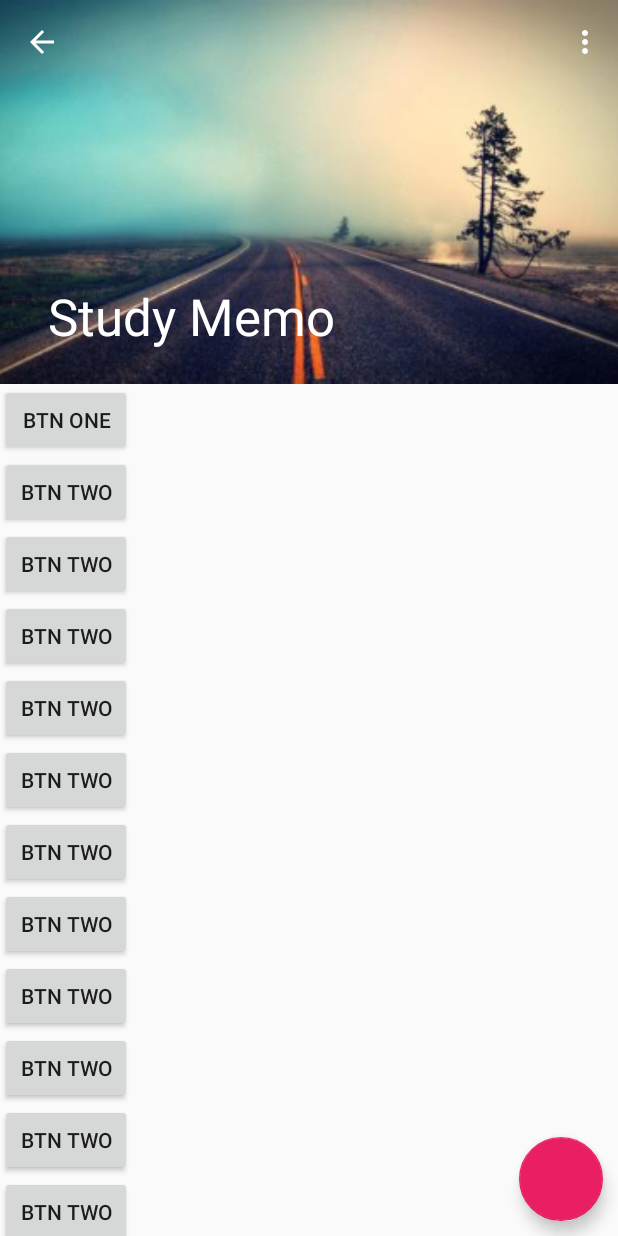
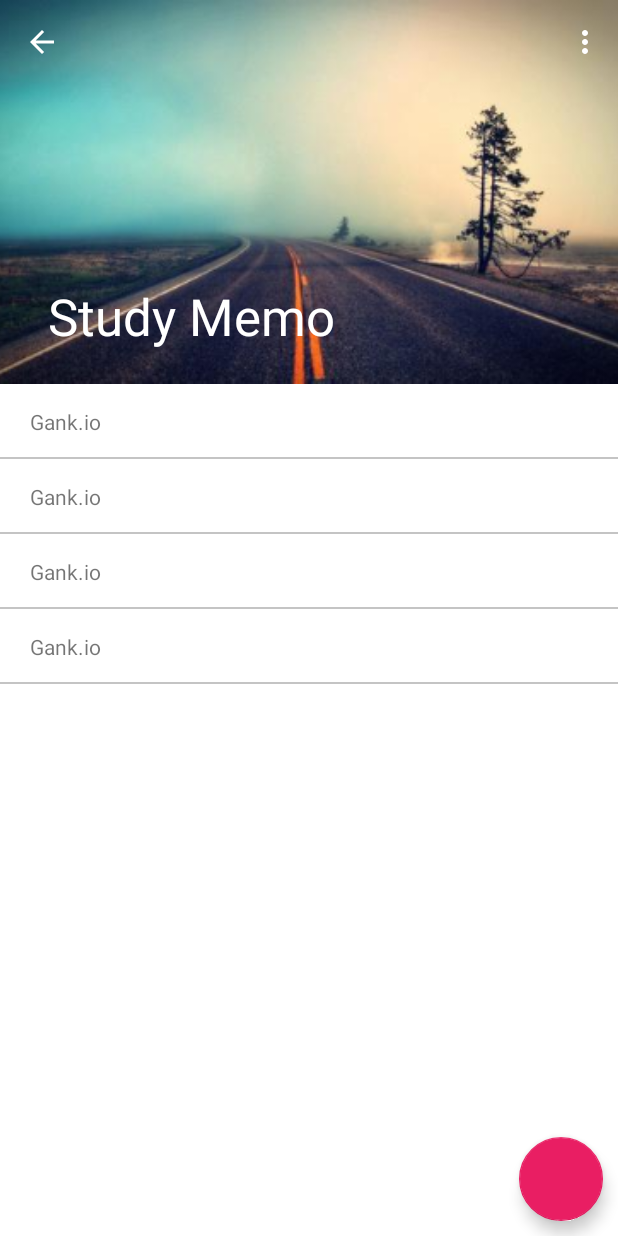
Before and after one commit to goreycn/GGAndroidStudy, an Android app: the screen it shows after launch (MainActivity), on a phone screen of 412 x 824 dp. Run offline under Robolectric (Android 15) with nearby library versions, the phone set to English and light mode, and no system bars; 1 statement that could not run was skipped.

Commit message:
添加启动图, 主页添加 菜单列表

```diff
--- a/app/src/main/AndroidManifest.xml
+++ b/app/src/main/AndroidManifest.xml
@@ -8,13 +8,17 @@
         android:label="@string/app_name"
         android:supportsRtl="true"
         android:theme="@style/AppTheme">
-        <activity android:name=".MainActivity">
+
+        <activity
+            android:name=".MainActivity"
+            android:screenOrientation="portrait"
+            android:theme="@style/Theme.Start">
             <intent-filter>
                 <action android:name="android.intent.action.MAIN" />
-
                 <category android:name="android.intent.category.LAUNCHER" />
             </intent-filter>
         </activity>
+
     </application>
 
 </manifest>
--- a/app/src/main/java/goreyjp/com/ggandroidstudy/MainActivity.kt
+++ b/app/src/main/java/goreyjp/com/ggandroidstudy/MainActivity.kt
@@ -3,8 +3,13 @@ package goreyjp.com.ggandroidstudy
 import android.os.Bundle
 import android.support.design.widget.Snackbar
 import android.support.v7.app.AppCompatActivity
-import android.view.Menu
+import android.support.v7.widget.LinearLayoutManager
+import android.support.v7.widget.RecyclerView
+import android.view.*
+import android.widget.TextView
 import kotlinx.android.synthetic.main.activity_main.*
+import org.jetbrains.anko.onClick
+import org.jetbrains.anko.toast
 
 class MainActivity : AppCompatActivity() {
 
@@ -17,11 +22,6 @@ class MainActivity : AppCompatActivity() {
         setSupportActionBar(toolbar)
 
         toolbarLayout.title = "Study Memo"
-
-        // TabLayout 标签
-//        tabLayout.addTab(tabLayout.newTab().setText("One"))
-//        tabLayout.addTab(tabLayout.newTab().setText("Two"))
-//        tabLayout.addTab(tabLayout.newTab().setText("Three"))
 
 
         // 侧滑菜单响应
@@ -37,6 +37,40 @@ class MainActivity : AppCompatActivity() {
 
         // 显示返回
         supportActionBar?.setDisplayHomeAsUpEnabled(true)
+
+
+
+        val menuArr = arrayListOf(
+                "Gank.io",
+                "Gank.io",
+                "Gank.io",
+                "Gank.io"
+                )
+
+        // 主体内容
+        listview.layoutManager = LinearLayoutManager(this)
+        listview.adapter = object: RecyclerView.Adapter<RecyclerView.ViewHolder?>() {
+            override fun onBindViewHolder(holder: RecyclerView.ViewHolder?, position: Int) {
+                val vh = holder as GGViewHolder
+                val lbTitle = vh.itemView.findViewById(R.id.textView) as TextView
+                lbTitle.text = menuArr[position]
+                vh.itemView.onClick {
+                    toast("click menu at row ${position} ")
+                }
+            }
+
+            override fun getItemCount(): Int {
+                return menuArr.count()
+            }
+
+            override fun onCreateViewHolder(parent: ViewGroup?, viewType: Int): RecyclerView.ViewHolder? {
+
+                val v = layoutInflater.inflate(R.layout.main_activity_cell, parent, false)
+                return GGViewHolder(v)
+            }
+        }
+
+        listview.adapter.notifyDataSetChanged()
 
     }
 
@@ -60,10 +94,21 @@ class MainActivity : AppCompatActivity() {
         return true
     }
 
-
     override fun onCreateOptionsMenu(menu: Menu?): Boolean {
         menuInflater.inflate(R.menu.drawer_menu, menu)
         return true
     }
 
+    override fun onOptionsItemSelected(item: MenuItem?): Boolean {
+        if (item?.itemId == android.R.id.home) {
+            activity_main.openDrawer(Gravity.START)
+        }
+
+        return super.onOptionsItemSelected(item)
+    }
+
 }
+
+class GGViewHolder(view:View):RecyclerView.ViewHolder(view) {
+
+}
--- a/app/src/main/res/layout/activity_main.xml
+++ b/app/src/main/res/layout/activity_main.xml
@@ -3,6 +3,7 @@
     xmlns:app="http://schemas.android.com/apk/res-auto"
     xmlns:tools="http://schemas.android.com/tools"
     android:id="@+id/activity_main"
+    android:background="#ffffff"
     android:layout_width="match_parent"
     android:layout_height="match_parent"
     tools:context="goreyjp.com.ggandroidstudy.MainActivity">
@@ -68,85 +69,11 @@
             app:layout_behavior="@string/appbar_scrolling_view_behavior">
 
 
-            <LinearLayout
+            <!-- 菜单体 -->
+            <android.support.v7.widget.RecyclerView
+                android:id="@+id/listview"
                 android:layout_width="match_parent"
-                android:layout_height="match_parent"
-                android:orientation="vertical">
-
-
-                <Button
-                    android:layout_width="wrap_content"
-                    android:layout_height="wrap_content"
-                    android:text="Btn One" />
-
-                <Button
-                    android:layout_width="wrap_content"
-                    android:layout_height="wrap_content"
-                    android:text="Btn Two" />
-
-                <Button
-                    android:layout_width="wrap_content"
-                    android:layout_height="wrap_content"
-                    android:text="Btn Two" />
-
-                <Button
-                    android:layout_width="wrap_content"
-                    android:layout_height="wrap_content"
-                    android:text="Btn Two" />
-
-                <Button
-                    android:layout_width="wrap_content"
-                    android:layout_height="wrap_content"
-                    android:text="Btn Two" />
-
-                <Button
-                    android:layout_width="wrap_content"
-                    android:layout_height="wrap_content"
-                    android:text="Btn Two" />
-
-                <Button
-                    android:layout_width="wrap_content"
-                    android:layout_height="wrap_content"
-                    android:text="Btn Two" />
-
-                <Button
-                    android:layout_width="wrap_content"
-                    android:layout_height="wrap_content"
-                    android:text="Btn Two" />
-
-                <Button
-                    android:layout_width="wrap_content"
-                    android:layout_height="wrap_content"
-                    android:text="Btn Two" />
-
-                <Button
-                    android:layout_width="wrap_content"
-                    android:layout_height="wrap_content"
-                    android:text="Btn Two" />
-
-                <Button
-                    android:layout_width="wrap_content"
-                    android:layout_height="wrap_content"
-                    android:text="Btn Two" />
-
-                <Button
-                    android:layout_width="wrap_content"
-                    android:layout_height="wrap_content"
-                    android:text="Btn Two" />
-
-                <Button
-                    android:layout_width="wrap_content"
-                    android:layout_height="wrap_content"
-                    android:text="Btn Two" />
-
-                <Button
-                    android:layout_width="wrap_content"
-                    android:layout_height="wrap_content"
-                    android:text="Btn Last" />
-
-
-            </LinearLayout>
-
+                android:layout_height="match_parent" />
 
         </android.support.v4.widget.NestedScrollView>
 
@@ -165,6 +92,7 @@
     <!-- 侧边菜单 -->
     <android.support.design.widget.NavigationView
         android:id="@+id/navigationView"
+        android:background="#ffffff"
         android:layout_width="wrap_content"
         android:layout_height="match_parent"
         android:layout_gravity="start"
--- /dev/null
+++ b/app/src/main/res/layout/main_activity_cell.xml
@@ -0,0 +1,22 @@
+<?xml version="1.0" encoding="utf-8"?>
+<RelativeLayout xmlns:android="http://schemas.android.com/apk/res/android"
+    android:layout_width="match_parent"
+    android:background="?attr/selectableItemBackground"
+    android:clickable="true"
+    android:layout_height="50dp">
+
+    <TextView
+        android:id="@+id/textView"
+        android:text="标题"
+        android:paddingLeft="20dp"
+        android:layout_width="match_parent"
+        android:layout_height="wrap_content"
+        android:layout_centerVertical="true"/>
+
+    <View
+        android:layout_width="match_parent"
+        android:layout_height="1dp"
+        android:layout_alignParentBottom="true"
+        android:background="#C4C4C4"/>
+
+</RelativeLayout>
--- a/app/src/main/res/values/styles.xml
+++ b/app/src/main/res/values/styles.xml
@@ -11,4 +11,12 @@
         <item name="windowNoTitle">true</item>
     </style>
 
+
+    <!-- 启动画面-->
+    <style name="Theme.Start" parent="AppTheme">
+        <item name="android:windowBackground">@mipmap/loading</item>
+        <item name="android:windowNoTitle">true</item>
+    </style>
+
+
 </resources>
```
Also changed, not shown: app/src/main/res/mipmap-xhdpi/loading.jpg (added), app/src/main/res/mipmap-xxhdpi/loading.jpg (added), 1 other file.
